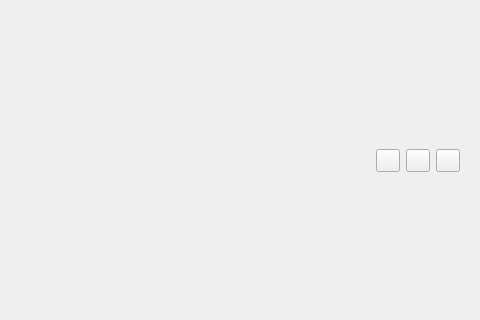
The window that pomodoro-task-app/ui/tasks_list_view.ui (kun-codes/pomodoro-task-app.py) describes before a commit, drawn with Qt 5; both pictures show x 320 to 800 and y 139 to 459 of the 800 by 600 pixel window.
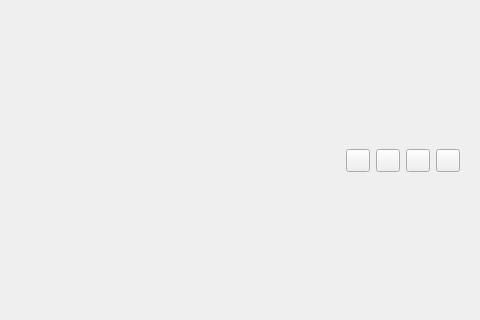
The same window after the commit. Custom widgets are drawn as their Qt base class.

Commit message: ui(task_view.py): add change current task button

Patch:
```diff
--- a/pomodoro-task-app/ui/tasks_list_view.ui
+++ b/pomodoro-task-app/ui/tasks_list_view.ui
@@ -50,6 +50,9 @@
            </property>
           </spacer>
          </item>
+         <item>
+          <widget class="ToolButton" name="changeCurrentTaskButton"/>
+         </item>
          <item>
           <widget class="ToolButton" name="editTaskTimeButton"/>
          </item>
```
The commit also changes 7 other files.
